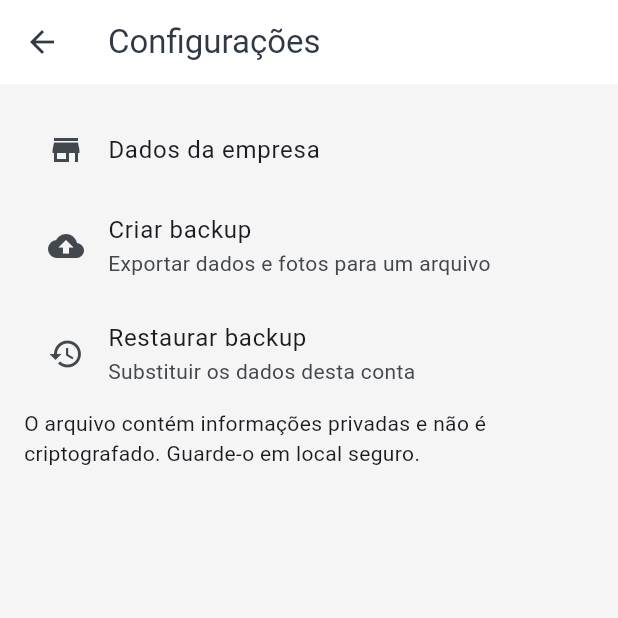
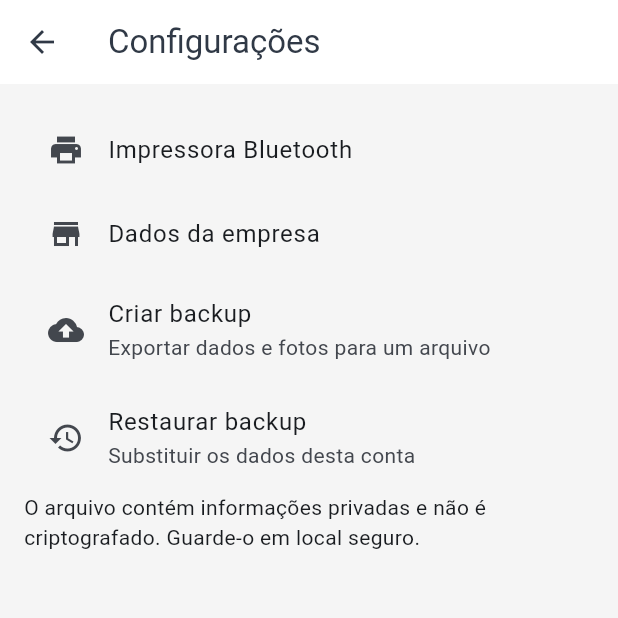
Before and after one commit to danielmarkpsn-pixel/MARKYS-PDV-MOBILE, a Flutter app: the SettingsPage screen opened directly with empty values, on a phone screen of 412 x 824 dp, the top half of it. Run offline on Flutter 3.47's test engine with Material 3 defaults, Android fonts, the phone set to English and light mode, and no system bars; our stand-ins replace file_picker, pdf, printing, share_plus, shared_preferences, sqflite and 1 more; missing offline and left inert: mobile_scanner; accounts and stored records are empty.

Commit message:
feat: integra impressão Bluetooth ao aplicativo Android

```diff
--- a/lib/settings_page.dart
+++ b/lib/settings_page.dart
@@ -6,6 +6,7 @@ import 'package:path_provider/path_provider.dart';
 import 'package:path/path.dart' as p;
 import 'package:share_plus/share_plus.dart';
 import 'data/local_database.dart';
+import 'printer_page.dart';
 
 class SettingsPage extends StatefulWidget {
   const SettingsPage({super.key,required this.userId});
@@ -104,6 +105,7 @@ class _SettingsPageState extends State<SettingsPage>{
   @override
   Widget build(BuildContext context)=>PopScope(canPop:!busy,child:Scaffold(appBar:AppBar(title:const Text('Configurações')),body:ListView(padding:const EdgeInsets.all(16),children:[
     if(busy)const LinearProgressIndicator(),
+    ListTile(leading:const Icon(Icons.print),title:const Text('Impressora Bluetooth'),onTap:busy?null:()=>Navigator.push(context,MaterialPageRoute(builder:(_)=>PrinterPage(userId:widget.userId)))),
     ListTile(leading:const Icon(Icons.store),title:const Text('Dados da empresa'),onTap:busy?null:()=>run(editBusiness)),
     ListTile(leading:const Icon(Icons.backup),title:const Text('Criar backup'),subtitle:const Text('Exportar dados e fotos para um arquivo'),onTap:busy?null:()=>run(backup)),
     ListTile(leading:const Icon(Icons.restore),title:const Text('Restaurar backup'),subtitle:const Text('Substituir os dados desta conta'),onTap:busy?null:()=>run(restore)),
```
